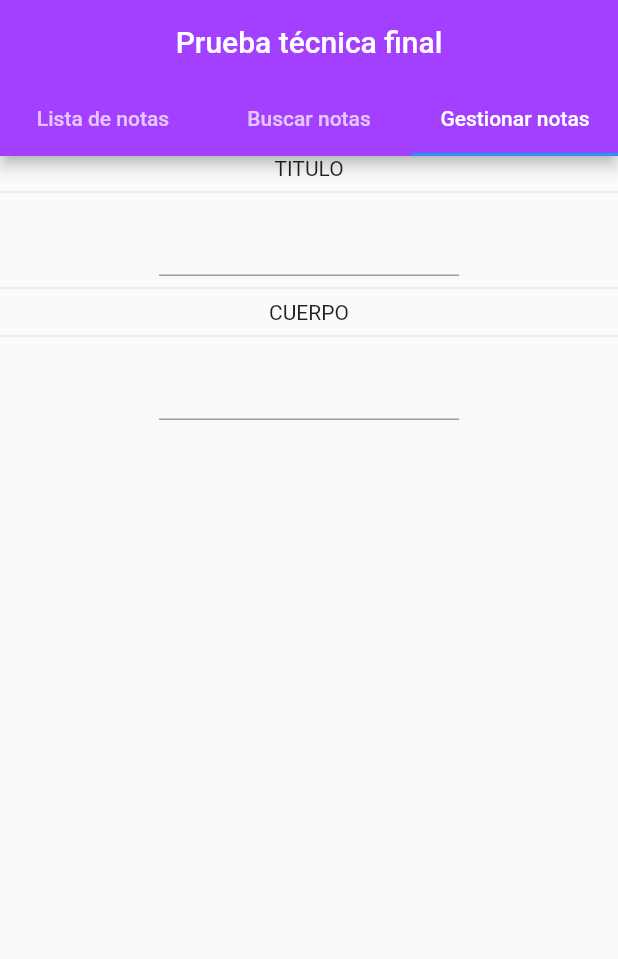
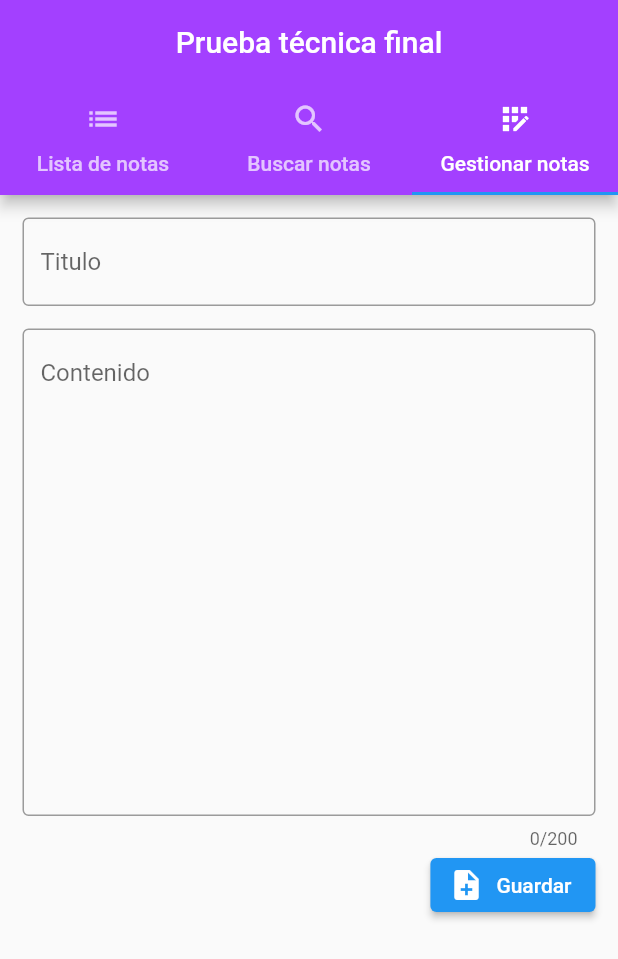
Before and after one commit to Mazt300/Notas_Flutter, a Flutter app: the screen it shows after launch, tab 3 chosen, on a phone screen of 412 x 824 dp. Shown: the top 959 px of the screen. Run offline on Flutter 3.47's test engine with Material 2 defaults, Android fonts, the phone set to English and light mode, and no system bars; our stand-ins replace sqflite; accounts and stored records are empty.

Commit message:
Guardado SQLITE

```diff
--- /dev/null
+++ b/notas_flutter/lib/modelo/note.dart
@@ -0,0 +1,24 @@
+class Note {
+  final int? id;
+  final String titulo;
+  final String contenido;
+  final String fecha;
+  final bool estado;
+
+  Note(
+      {this.id,
+      required this.titulo,
+      required this.contenido,
+      required this.fecha,
+      required this.estado});
+
+  Map<String, dynamic> toMap() {
+    return {
+      'id': id,
+      'titulo': titulo,
+      'contenido': contenido,
+      'fecha': fecha,
+      'estado': estado
+    };
+  }
+}
--- a/notas_flutter/lib/pages/gestionnota.dart
+++ b/notas_flutter/lib/pages/gestionnota.dart
@@ -1,38 +1,76 @@
 import 'package:flutter/material.dart';
+import 'package:notas_flutter/data/basedatos.dart';
 import 'package:notas_flutter/modelo/nota.dart';
+import 'package:notas_flutter/modelo/note.dart';
 
-class Gestionnota extends StatefulWidget {
-  const Gestionnota({Key? key}) : super(key: key);
-  @override
-  State<Gestionnota> createState() => _GestionnotaState();
-}
+class Gestionarnota extends StatelessWidget {
+  final _formkey = GlobalKey<FormState>();
 
-Nota _enviarnota(Nota nota) {
-  final Nota _nota = nota;
+  final _titulo = TextEditingController();
+  final _contenido = TextEditingController();
 
-  return _nota;
-}
-
-class _GestionnotaState extends State<Gestionnota> {
   @override
   Widget build(BuildContext context) {
-    return Column(
-      mainAxisAlignment: MainAxisAlignment.center,
-      children: const [
-        Text('TITULO'),
-        Divider(),
-        SizedBox(
-          width: 200,
-          child: TextField(),
-        ),
-        Divider(),
-        Text('CUERPO'),
-        Divider(),
-        SizedBox(
-          width: 200,
-          child: TextField(),
-        ),
-      ],
+    return Padding(
+      padding: const EdgeInsets.all(15),
+      child: Form(
+          key: _formkey,
+          child: Column(children: [
+            TextFormField(
+              controller: _titulo,
+              validator: (value) {
+                if (value == null || value.isEmpty) {
+                  return "Ingrese información al contenido";
+                }
+                return null;
+              },
+              decoration: const InputDecoration(
+                  hintText: "Titulo", border: OutlineInputBorder()),
+            ),
+            const SizedBox(
+              height: 15,
+            ),
+            TextFormField(
+              controller: _contenido,
+              validator: (value) {
+                if (value == null || value.isEmpty) {
+                  return "Ingrese información al contenido";
+                }
+                return null;
+              },
+              maxLines: 15,
+              maxLength: 200,
+              decoration: const InputDecoration(
+                  hintText: "Contenido", border: OutlineInputBorder()),
+            ),
+            Row(
+              mainAxisAlignment: MainAxisAlignment.end,
+              children: [
+                ElevatedButton.icon(
+                    onPressed: () async {
+                      if (_formkey.currentState?.validate() != null) {
+                        // String texto =
+                        //     'Se procesa ${_titulo.text} y tambien ${_contenido.text}';
+                        // ScaffoldMessenger.of(context)
+                        //     .showSnackBar(SnackBar(content: Text(texto)));
+                        Note nota = Note(
+                            titulo: _titulo.text,
+                            contenido: _contenido.text,
+                            fecha: DateTime.now().toString(),
+                            estado: true);
+                        int result = await BaseDato.insert(nota);
+                        if (result > 0) {
+                          const SnackBar(content: Text('Guardado con exito'));
+                        } else {
+                          const SnackBar(content: Text('Error al guardar'));
+                        }
+                      }
+                    },
+                    icon: const Icon(Icons.note_add),
+                    label: const Text('Guardar')),
+              ],
+            )
+          ])),
     );
   }
 }
--- a/notas_flutter/lib/pages/listanotausuario.dart
+++ b/notas_flutter/lib/pages/listanotausuario.dart
@@ -20,7 +20,6 @@ class _MenuState extends State<Menu> with SingleTickerProviderStateMixin {
   @override
   void dispose() {
     _tabController.dispose();
-    // TODO: implement dispose
     super.dispose();
   }
 
@@ -35,12 +34,15 @@ class _MenuState extends State<Menu> with SingleTickerProviderStateMixin {
             controller: _tabController,
             tabs: const [
               Tab(
+                icon: Icon(Icons.list),
                 text: 'Lista de notas',
               ),
               Tab(
+                icon: Icon(Icons.search),
                 text: 'Buscar notas',
               ),
               Tab(
+                icon: Icon(Icons.app_registration),
                 text: 'Gestionar notas',
               )
             ],
@@ -67,7 +69,7 @@ class _MenuState extends State<Menu> with SingleTickerProviderStateMixin {
               ),
               Center(
                 child: ListView(
-                  children: const [Gestionnota()],
+                  children: [Gestionarnota()],
                 ),
               ),
             ]))
--- a/notas_flutter/pubspec.yaml
+++ b/notas_flutter/pubspec.yaml
@@ -29,6 +29,8 @@ environment:
 dependencies:
   flutter:
     sdk: flutter
+  sqflite: ^2.0.2
+  #https://pub.dev/packages/sqflite
 
 
   # The following adds the Cupertino Icons font to your application.
```
Also changed, not shown: notas_flutter/lib/data/basedatos.dart (added, +41 -0 lines), notas_flutter/lib/pages/notasgeneral.dart (+3 -7 lines).
